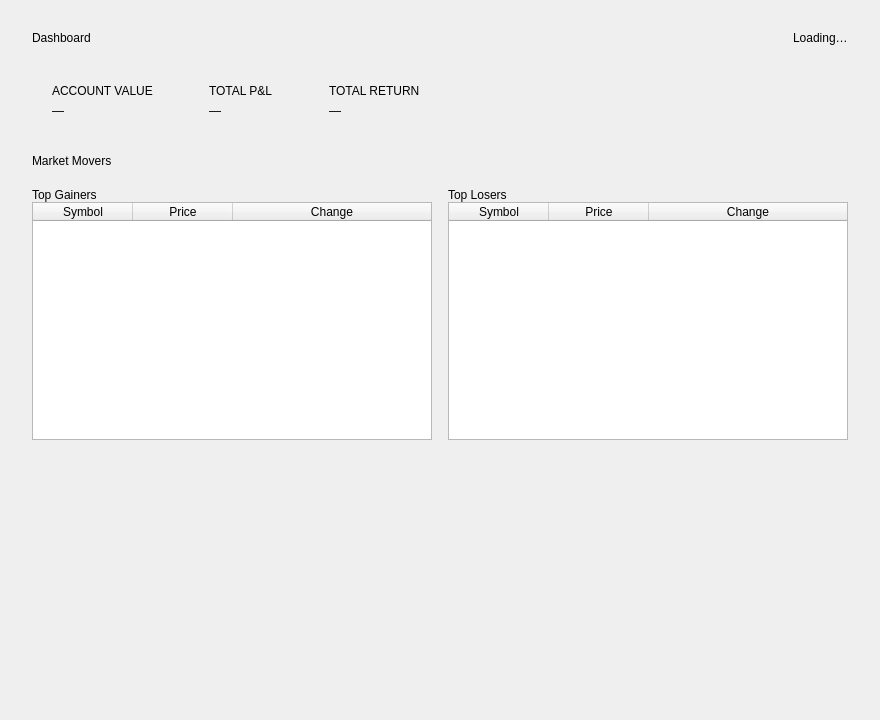
The window that ui/dashboard.ui (eliran-ovadia/demo-exchange-desktop) describes before a commit, drawn with Qt 5.
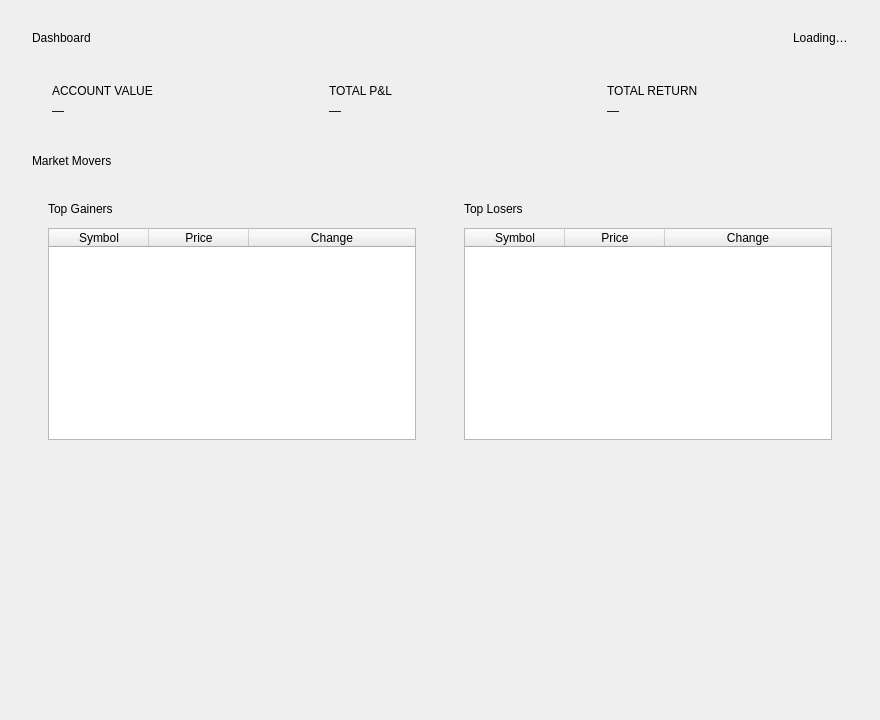
The same window after the commit.

```diff
--- a/ui/dashboard.ui
+++ b/ui/dashboard.ui
@@ -116,12 +116,6 @@
       </widget>
      </item>
 
-     <item>
-      <spacer name="spacerStats">
-       <property name="orientation"><enum>Qt::Horizontal</enum></property>
-       <property name="sizeHint" stdset="0"><size><width>40</width><height>20</height></size></property>
-      </spacer>
-     </item>
     </layout>
    </item>
 
@@ -142,11 +136,11 @@
       <widget class="QFrame" name="gainersCard">
        <property name="objectName"><string>card</string></property>
        <layout class="QVBoxLayout" name="gainersLayout">
-        <property name="leftMargin"><number>0</number></property>
-        <property name="topMargin"><number>0</number></property>
-        <property name="rightMargin"><number>0</number></property>
+        <property name="leftMargin"><number>16</number></property>
+        <property name="topMargin"><number>14</number></property>
+        <property name="rightMargin"><number>16</number></property>
         <property name="bottomMargin"><number>0</number></property>
-        <property name="spacing"><number>0</number></property>
+        <property name="spacing"><number>12</number></property>
         <item>
          <widget class="QLabel" name="gainersLabel">
           <property name="objectName"><string>heading3</string></property>
@@ -175,11 +169,11 @@
       <widget class="QFrame" name="losersCard">
        <property name="objectName"><string>card</string></property>
        <layout class="QVBoxLayout" name="losersLayout">
-        <property name="leftMargin"><number>0</number></property>
-        <property name="topMargin"><number>0</number></property>
-        <property name="rightMargin"><number>0</number></property>
+        <property name="leftMargin"><number>16</number></property>
+        <property name="topMargin"><number>14</number></property>
+        <property name="rightMargin"><number>16</number></property>
         <property name="bottomMargin"><number>0</number></property>
-        <property name="spacing"><number>0</number></property>
+        <property name="spacing"><number>12</number></property>
         <item>
          <widget class="QLabel" name="losersLabel">
           <property name="objectName"><string>heading3</string></property>
```
